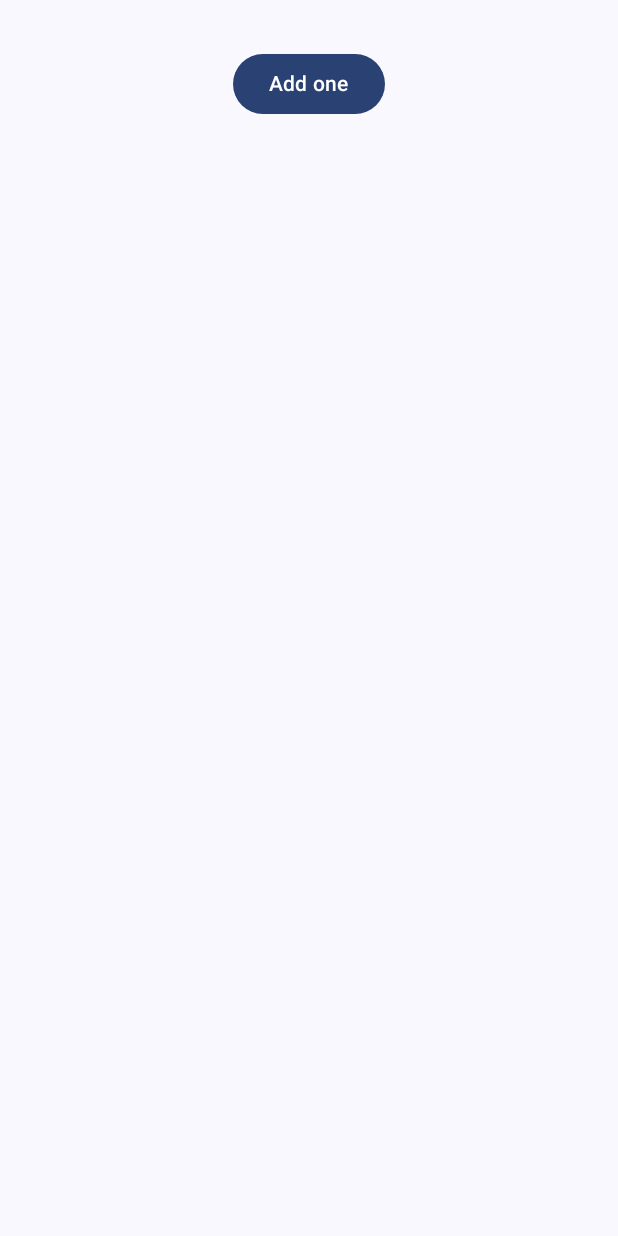
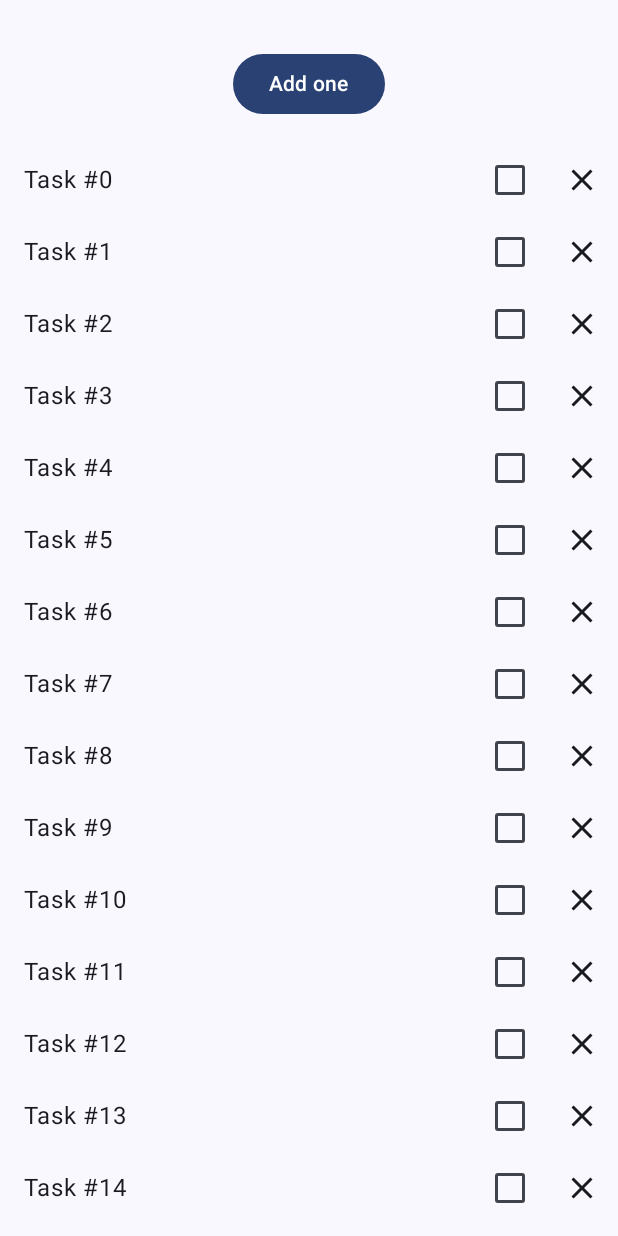
Before and after one commit to pereyrarg11/Codelab-Compose-State, an Android app built with Jetpack Compose: the screen it shows after launch (MainActivity), on a phone screen of 412 x 824 dp. Run offline under Robolectric (Android 15) with nearby library versions, the phone set to English and light mode, and no system bars.

Commit message:
chore: list of wellness task

```diff
--- a/app/src/main/java/com/pereyrarg11/codelabstate/WaterCounter.kt
+++ b/app/src/main/java/com/pereyrarg11/codelabstate/WaterCounter.kt
@@ -1,9 +1,6 @@
 package com.pereyrarg11.codelabstate
 
-import androidx.compose.foundation.layout.Column
-import androidx.compose.foundation.layout.Spacer
-import androidx.compose.foundation.layout.height
-import androidx.compose.foundation.layout.padding
+import androidx.compose.foundation.layout.*
 import androidx.compose.material3.Button
 import androidx.compose.material3.Text
 import androidx.compose.runtime.Composable
@@ -55,7 +52,9 @@ fun StatelessCounter(
     modifier: Modifier = Modifier
 ) {
     Column(
-        modifier = modifier.padding(16.dp),
+        modifier = modifier
+            .padding(16.dp)
+            .fillMaxWidth(),
         horizontalAlignment = Alignment.CenterHorizontally
     ) {
         if (count > 0) {
--- a/app/src/main/java/com/pereyrarg11/codelabstate/WellnessScreen.kt
+++ b/app/src/main/java/com/pereyrarg11/codelabstate/WellnessScreen.kt
@@ -1,9 +1,13 @@
 package com.pereyrarg11.codelabstate
 
+import androidx.compose.foundation.layout.Column
 import androidx.compose.runtime.Composable
 import androidx.compose.ui.Modifier
 
 @Composable
 fun WellnessScreen(modifier: Modifier = Modifier) {
-    StatefulCounter(modifier)
+    Column(modifier = modifier) {
+        StatefulCounter()
+        WellnessTaskList()
+    }
 }
--- /dev/null
+++ b/app/src/main/java/com/pereyrarg11/codelabstate/WellnessTask.kt
@@ -0,0 +1,6 @@
+package com.pereyrarg11.codelabstate
+
+data class WellnessTask(
+    val id: Int,
+    val label: String,
+)
--- /dev/null
+++ b/app/src/main/java/com/pereyrarg11/codelabstate/WellnessTaskItem.kt
@@ -0,0 +1,71 @@
+package com.pereyrarg11.codelabstate
+
+import androidx.compose.foundation.layout.Row
+import androidx.compose.foundation.layout.padding
+import androidx.compose.material.icons.Icons
+import androidx.compose.material.icons.filled.Close
+import androidx.compose.material3.*
+import androidx.compose.runtime.Composable
+import androidx.compose.runtime.getValue
+import androidx.compose.runtime.mutableStateOf
+import androidx.compose.runtime.saveable.rememberSaveable
+import androidx.compose.runtime.setValue
+import androidx.compose.ui.Alignment
+import androidx.compose.ui.Modifier
+import androidx.compose.ui.tooling.preview.Preview
+import androidx.compose.ui.unit.dp
+
+@Composable
+fun WellnessTaskItem(
+    taskName: String,
+    modifier: Modifier = Modifier,
+) {
+    var checkedState by rememberSaveable { mutableStateOf(false) }
+
+    WellnessTaskItem(
+        taskName = taskName,
+        checked = checkedState,
+        onClose = {},
+        onCheckedChange = { newValue ->
+            checkedState = newValue
+        },
+        modifier = modifier
+    )
+}
+
+@OptIn(ExperimentalMaterial3Api::class)
+@Composable
+fun WellnessTaskItem(
+    taskName: String,
+    checked: Boolean,
+    onClose: () -> Unit,
+    onCheckedChange: (Boolean) -> Unit,
+    modifier: Modifier = Modifier
+) {
+    Row(
+        modifier = modifier,
+        verticalAlignment = Alignment.CenterVertically
+    ) {
+        Text(
+            text = taskName,
+            modifier = Modifier
+                .weight(1f)
+                .padding(start = 16.dp)
+        )
+        Checkbox(checked = checked, onCheckedChange = onCheckedChange)
+        IconButton(onClick = onClose) {
+            Icon(imageVector = Icons.Filled.Close, contentDescription = "Close")
+        }
+    }
+}
+
+@Preview(showBackground = true)
+@Composable
+fun WellnessTaskItemPreview() {
+    WellnessTaskItem(
+        taskName = "do exercise",
+        onClose = {},
+        checked = true,
+        onCheckedChange = {}
+    )
+}
--- /dev/null
+++ b/app/src/main/java/com/pereyrarg11/codelabstate/WellnessTaskList.kt
@@ -0,0 +1,23 @@
+package com.pereyrarg11.codelabstate
+
+import androidx.compose.foundation.lazy.LazyColumn
+import androidx.compose.foundation.lazy.items
+import androidx.compose.runtime.Composable
+import androidx.compose.runtime.remember
+import androidx.compose.ui.Modifier
+
+private fun getWellnessTasks() = List(30) { i -> WellnessTask(i, "Task #$i") }
+
+@Composable
+fun WellnessTaskList(
+    modifier: Modifier = Modifier,
+    list: List<WellnessTask> = remember {
+        getWellnessTasks()
+    }
+) {
+    LazyColumn(modifier = modifier) {
+        items(list) { taskItem ->
+            WellnessTaskItem(taskName = taskItem.label)
+        }
+    }
+}
```
